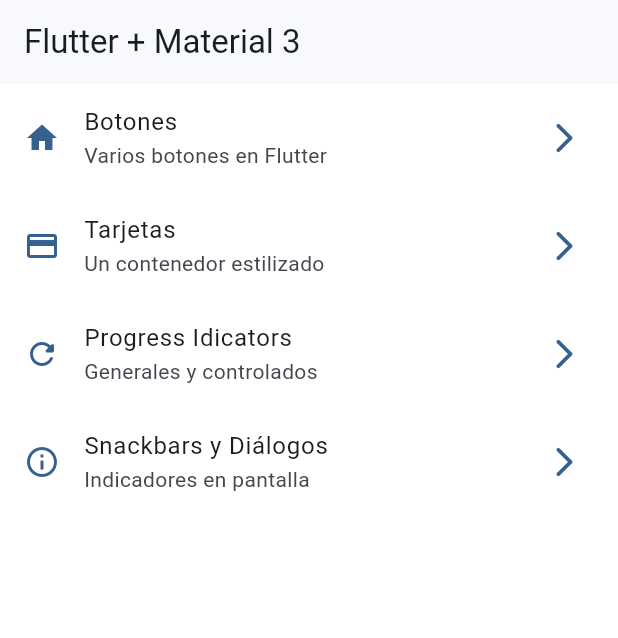
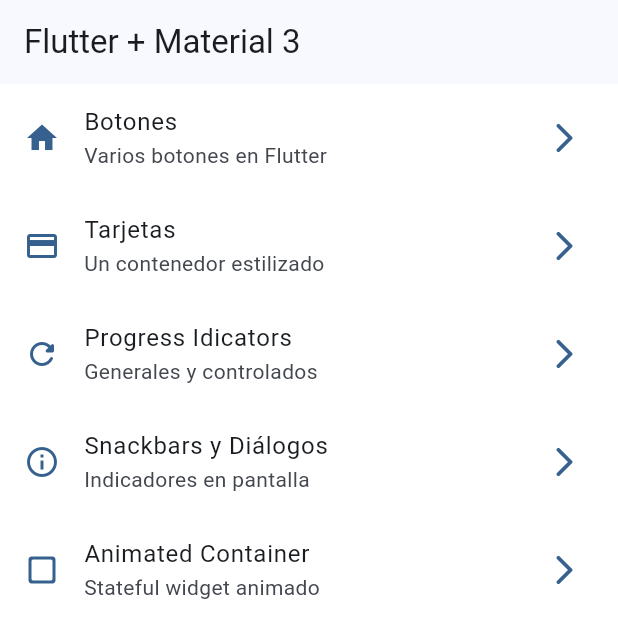
Before and after one commit to Frank076-web/widgets_app_flutter, a Flutter app: the screen it shows after launch, on a phone screen of 412 x 824 dp. Shown: the top 638 px of the screen. Run offline on Flutter 3.47's test engine with Material 3 defaults, Android fonts, the phone set to English and light mode, and no system bars; our stand-ins replace go_router.

Commit message:
creado contenedor animado

```diff
--- a/lib/config/menu/menu_items.dart
+++ b/lib/config/menu/menu_items.dart
@@ -52,4 +52,12 @@ List<MenuItem> appMenuItems = const [
     path: '/snackbar',
     widget: SnackbarScreen(),
   ),
+  MenuItem(
+    title: 'Animated Container',
+    subTitle: 'Stateful widget animado',
+    routeName: AnimatedScreen.name,
+    icon: Icons.check_box_outline_blank_rounded,
+    path: '/animatedContainer',
+    widget: AnimatedScreen(),
+  ),
 ];
--- /dev/null
+++ b/lib/presentation/widgets/animated/animated.dart
@@ -0,0 +1 @@
+export 'animated_view.dart';
--- a/lib/presentation/widgets/widgets.dart
+++ b/lib/presentation/widgets/widgets.dart
@@ -1,4 +1,6 @@
+export 'animated/animated.dart';
 export 'buttons/buttons.dart';
 export 'cards/cards.dart';
 export 'home/home.dart';
 export 'progress/progress.dart';
+export 'snackbar/snackbar.dart';
```
Also changed, not shown: lib/presentation/screens/animated/animated_screen.dart (+44 -6 lines), lib/presentation/widgets/animated/animated_view.dart (added, +33 -0 lines).
